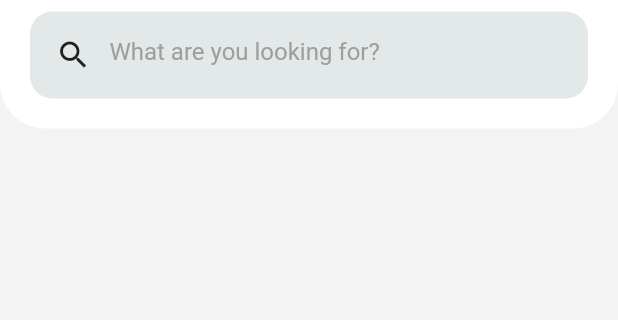
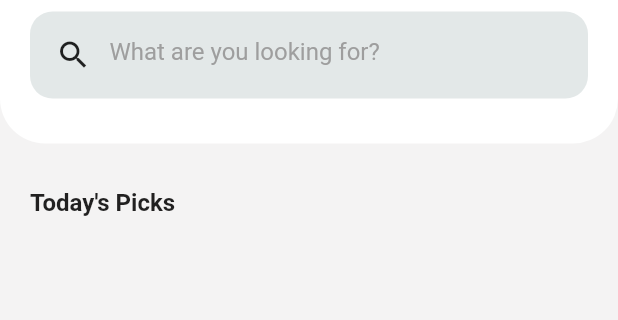
Before and after one commit to FlutterUI-archive/Inspiration, a Flutter app: the screen it shows after launch, on a phone screen of 412 x 824 dp, the part 236-556 px from its top. Run offline on Flutter 3.47's test engine with Material 2 defaults, Android fonts, the phone set to English and light mode, and no system bars.

Commit message:
Added bottom section

```diff
--- a/lib/main.dart
+++ b/lib/main.dart
@@ -30,10 +30,11 @@ class _HomePageState extends State<HomePage> {
         children: [
           Container(
             width: double.infinity,
-            decoration: BoxDecoration(color: Colors.white,
-            borderRadius: BorderRadius.vertical(
-              bottom: Radius.circular(30),
-            )),
+            decoration: BoxDecoration(
+                color: Colors.white,
+                borderRadius: BorderRadius.vertical(
+                  bottom: Radius.circular(30),
+                )),
             padding: EdgeInsets.all(20.0),
             child: Column(
               crossAxisAlignment: CrossAxisAlignment.start,
@@ -45,18 +46,48 @@ class _HomePageState extends State<HomePage> {
                 ),
                 Text("Inspiration",
                     style: TextStyle(color: Colors.black, fontSize: 40)),
-                SizedBox(height: 8,),
+                SizedBox(
+                  height: 8,
+                ),
                 Container(
                     padding: EdgeInsets.all(5),
                     decoration: BoxDecoration(
                         color: Color.fromRGBO(227, 232, 232, 1),
                         borderRadius: BorderRadius.circular(15)),
-                    child: TextField(decoration: InputDecoration(
-                      border: InputBorder.none,
-                      prefixIcon: Icon(Icons.search,color: Colors.black87,),
-                      hintText: "What are you looking for?",
-                      hintStyle: TextStyle(color: Colors.grey,fontSize:16)
-                    )))
+                    child: TextField(
+                        decoration: InputDecoration(
+                            border: InputBorder.none,
+                            prefixIcon: Icon(
+                              Icons.search,
+                              color: Colors.black87,
+                            ),
+                            hintText: "What are you looking for?",
+                            hintStyle:
+                                TextStyle(color: Colors.grey, fontSize: 16)))),
+                SizedBox(height: 10),
+              ],
+            ),
+          ),
+          SizedBox(height: 10),
+          Padding(
+            padding: const EdgeInsets.all(20.0),
+            child: Column(
+              crossAxisAlignment: CrossAxisAlignment.start,
+              children: [
+                Text("Today's Picks", style:TextStyle(
+                fontSize: 16,
+                fontWeight: FontWeight.bold
+                )),
+                SizedBox(height:15),
+                Container(
+                  height: 200,
+                  child:ListView(
+                    scrollDirection: Axis.horizontal,
+                    children: [
+
+                    ],
+                  )
+                )
               ],
             ),
           )
```
